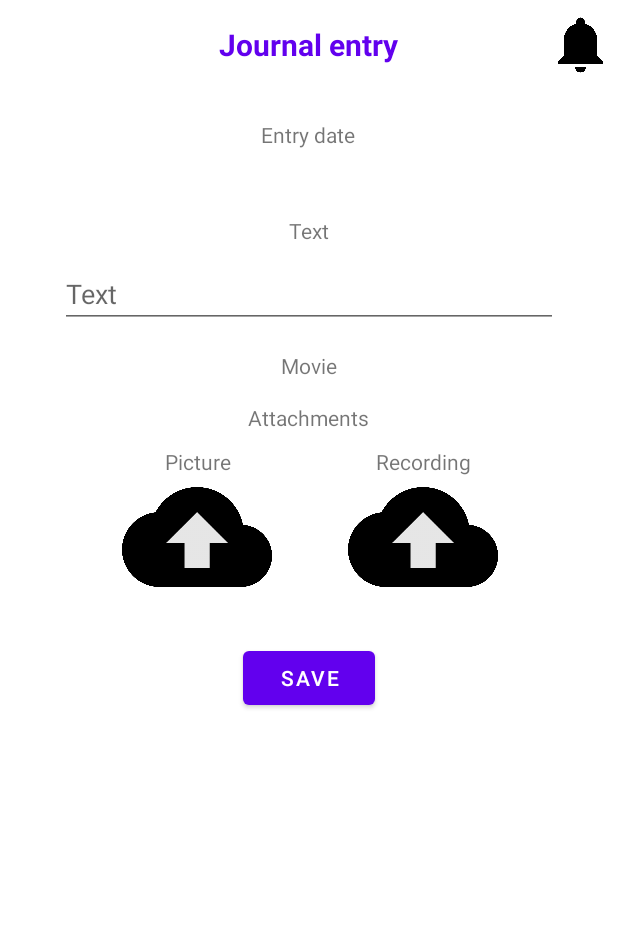
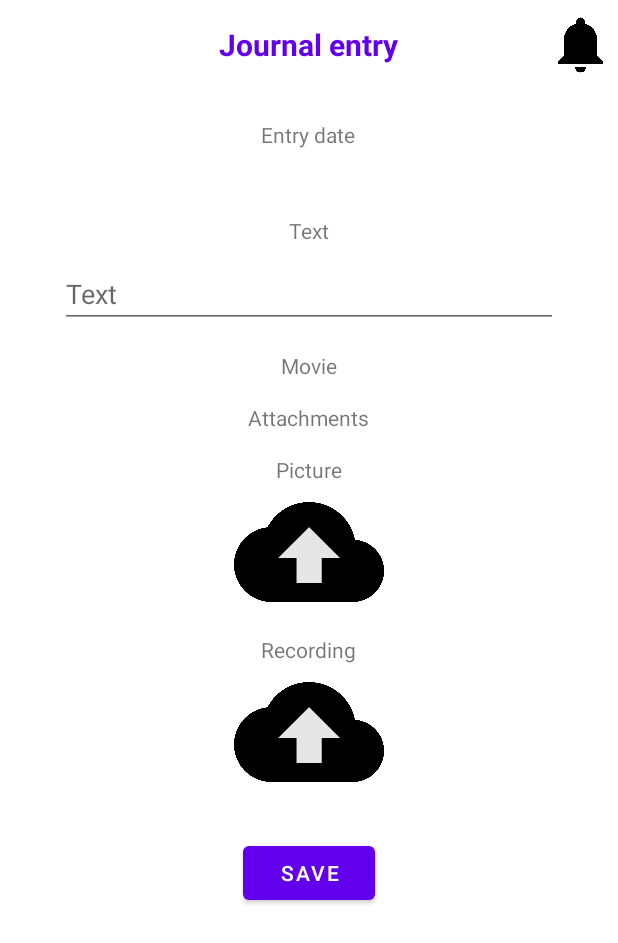
Before and after one commit to HampusMattsson1/MovieJournal, an Android app: the EditJournalEntry screen opened directly, with no data from a screen before it, on a phone screen of 412 x 824 dp. Shown: the top 943 px of the screen. Run offline under Robolectric (Android 15) with nearby library versions, the light colour scheme and no system bars; our stand-ins replace Firebase (no records; nobody signed in at launch, a user with empty details on screens opened directly), data binding; pictures from the network do not load.

Commit message:
Improved journal entry

```diff
--- a/app/src/main/java/com/moviejournal2/fragments/JournalFragment.kt
+++ b/app/src/main/java/com/moviejournal2/fragments/JournalFragment.kt
@@ -69,6 +69,7 @@ class JournalFragment : Fragment() {
             Toast.makeText(requireContext(), SimpleDateFormat("dd/MM/yyyy").format(calendar.date), Toast.LENGTH_SHORT).show()
             val i = Intent(requireContext(), EditJournalEntry::class.java)
             i.putExtra("date", SimpleDateFormat("dd/MM/yyyy").format(calendar.date))
+            i.putExtra("savedate", SimpleDateFormat("yyyy/MM/dd").format(calendar.date))
             startActivity(i)
         }
 
--- a/app/src/main/res/layout/activity_edit_journal_entry.xml
+++ b/app/src/main/res/layout/activity_edit_journal_entry.xml
@@ -100,60 +100,128 @@
             android:layout_marginTop="15dp"
             android:text="Attachments"/>
 
-        <LinearLayout
-            android:id="@+id/text"
-            android:layout_marginTop="10dp"
-            android:layout_width="300dp"
-            android:layout_height="20dp"
-            android:layout_gravity="center_horizontal"
-            android:orientation="horizontal">
+<!--        <LinearLayout-->
+<!--            android:id="@+id/text"-->
+<!--            android:layout_marginTop="10dp"-->
+<!--            android:layout_width="300dp"-->
+<!--            android:layout_height="20dp"-->
+<!--            android:layout_gravity="center_horizontal"-->
+<!--            android:orientation="horizontal">-->
 
-            <TextView
-                android:layout_width="100dp"
-                android:layout_marginLeft="25dp"
-                android:layout_marginRight="25dp"
-                android:layout_height="wrap_content"
-                android:gravity="center"
-                android:layout_gravity="center_vertical"
-                android:text="Picture"/>
+<!--            <TextView-->
+<!--                android:layout_width="100dp"-->
+<!--                android:layout_marginLeft="25dp"-->
+<!--                android:layout_marginRight="25dp"-->
+<!--                android:layout_height="wrap_content"-->
+<!--                android:gravity="center"-->
+<!--                android:layout_gravity="center_vertical"-->
+<!--                android:text="Picture"/>-->
 
-            <TextView
-                android:layout_width="100dp"
-                android:layout_marginLeft="25dp"
-                android:layout_marginRight="25dp"
-                android:layout_height="wrap_content"
-                android:gravity="center"
-                android:layout_gravity="center_vertical"
-                android:text="Recording"/>
+<!--            <TextView-->
+<!--                android:layout_width="100dp"-->
+<!--                android:layout_marginLeft="25dp"-->
+<!--                android:layout_marginRight="25dp"-->
+<!--                android:layout_height="wrap_content"-->
+<!--                android:gravity="center"-->
+<!--                android:layout_gravity="center_vertical"-->
+<!--                android:text="Recording"/>-->
 
-        </LinearLayout>
+<!--        </LinearLayout>-->
+
+<!--        <LinearLayout-->
+<!--            android:id="@+id/files"-->
+<!--            android:layout_width="300dp"-->
+<!--            android:layout_height="wrap_content"-->
+<!--            android:layout_gravity="center_horizontal"-->
+<!--            android:orientation="horizontal">-->
+
+<!--            <ImageView-->
+<!--                android:id="@+id/picture"-->
+<!--                android:layout_width="100dp"-->
+<!--                android:layout_height="80dp"-->
+<!--                android:layout_marginLeft="25dp"-->
+<!--                android:layout_marginRight="25dp"-->
+<!--                android:gravity="center"-->
+<!--                android:layout_gravity="center_vertical"-->
+<!--                android:src="@drawable/upload"/>-->
+
+<!--            <ImageView-->
+<!--                android:id="@+id/recording"-->
+<!--                android:layout_width="100dp"-->
+<!--                android:layout_height="80dp"-->
+<!--                android:layout_gravity="center_vertical"-->
+<!--                android:layout_marginLeft="25dp"-->
+<!--                android:layout_marginRight="25dp"-->
+<!--                android:gravity="center"-->
+<!--                android:src="@drawable/upload" />-->
+
+<!--        </LinearLayout>-->
 
         <LinearLayout
             android:id="@+id/files"
             android:layout_width="300dp"
             android:layout_height="wrap_content"
             android:layout_gravity="center_horizontal"
-            android:orientation="horizontal">
+            android:orientation="vertical">
+
+            <TextView
+                android:layout_width="wrap_content"
+                android:layout_height="wrap_content"
+                android:layout_gravity="center_horizontal"
+                android:layout_marginTop="15dp"
+                android:text="Picture"/>
 
             <ImageView
                 android:id="@+id/picture"
+                android:layout_marginTop="5dp"
                 android:layout_width="100dp"
                 android:layout_height="80dp"
                 android:layout_marginLeft="25dp"
                 android:layout_marginRight="25dp"
-                android:gravity="center"
-                android:layout_gravity="center_vertical"
+                android:layout_gravity="center_horizontal"
                 android:src="@drawable/upload"/>
+
+            <TextView
+                android:layout_width="wrap_content"
+                android:layout_height="wrap_content"
+                android:layout_gravity="center_horizontal"
+                android:layout_marginTop="15dp"
+                android:text="Recording"/>
 
             <ImageView
                 android:id="@+id/recording"
+                android:layout_marginTop="5dp"
                 android:layout_width="100dp"
                 android:layout_height="80dp"
-                android:layout_gravity="center_vertical"
                 android:layout_marginLeft="25dp"
                 android:layout_marginRight="25dp"
-                android:gravity="center"
-                android:src="@drawable/upload" />
+                android:layout_gravity="center_horizontal"
+                android:src="@drawable/upload"/>
+
+            <LinearLayout
+                android:id="@+id/listen"
+                android:layout_width="300dp"
+                android:layout_height="wrap_content"
+                android:layout_gravity="center_horizontal"
+                android:orientation="vertical"
+                android:visibility="gone">
+
+                <TextView
+                    android:id="@+id/filename"
+                    android:layout_marginTop="5dp"
+                    android:textStyle="bold"
+                    android:layout_gravity="center_horizontal"
+                    android:layout_width="wrap_content"
+                    android:layout_height="wrap_content"/>
+
+                <Button
+                    android:id="@+id/play"
+                    android:layout_width="wrap_content"
+                    android:layout_height="wrap_content"
+                    android:layout_gravity="center_horizontal"
+                    android:text="play"/>
+
+            </LinearLayout>
 
         </LinearLayout>
 
```
Also changed, not shown: app/src/main/java/com/moviejournal2/EditJournalEntry.kt (+86 -14 lines), app/src/main/java/com/moviejournal2/MainActivity.kt (+45 -0 lines).
